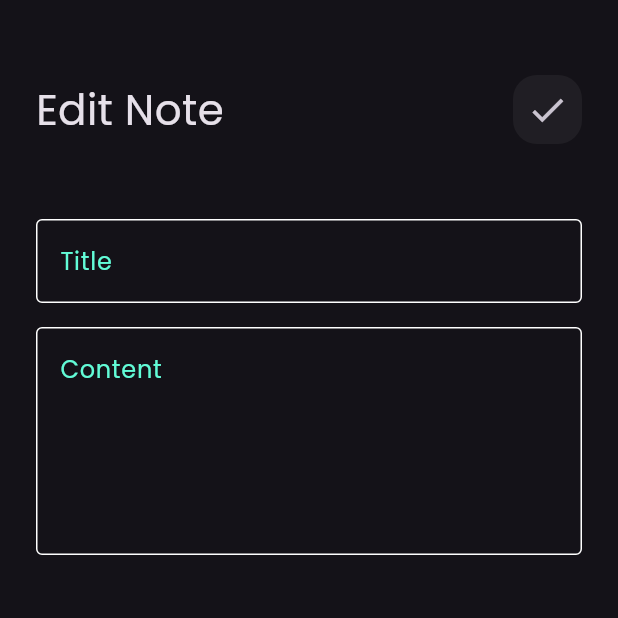
After one commit to samir-227/Note_App, a Flutter app: the screen it shows after launch, after a tap on "Flutter Tips", on a phone screen of 412 x 824 dp, the top half of it. The commit adds this screen. Run offline on Flutter 3.47's test engine with Material 3 defaults, Android fonts, the phone set to English and light mode, and no system bars; our stand-ins replace flutter_bloc, font_awesome_flutter, hive_flutter, modal_progress_hud_nsn; accounts and stored records are empty.

```diff
--- /dev/null
+++ b/lib/constants.dart
@@ -0,0 +1,4 @@
+import 'dart:ui';
+
+const kPrimaryColor = Color(0xff62FCD7);
+const kNotesBox = 'notes_box';
--- a/lib/main.dart
+++ b/lib/main.dart
@@ -1,7 +1,13 @@
 import 'package:flutter/material.dart';
+import 'package:hive_flutter/adapters.dart';
+import 'package:note_app/constants.dart';
+import 'package:note_app/modals/note_view_model.dart';
 import 'package:note_app/views/note_view.dart';
 
-void main() {
+void main() async {
+  await Hive.initFlutter();
+  await Hive.openBox<NoteViewModel>(kNotesBox);
+  Hive.registerAdapter<NoteViewModel>(NoteViewModelAdapter());
   runApp(const NoteApp());
 }
 
--- /dev/null
+++ b/lib/views/edit_note_view.dart
@@ -0,0 +1,13 @@
+import 'package:flutter/material.dart';
+import 'package:note_app/widgets/edit_note_view_body.dart';
+
+class EditNoteView extends StatelessWidget {
+  const EditNoteView({super.key});
+
+  @override
+  Widget build(BuildContext context) {
+    return Scaffold(
+      body: EditNoteViewBody(),
+    );
+  }
+}
--- a/lib/views/note_view.dart
+++ b/lib/views/note_view.dart
@@ -1,4 +1,6 @@
 import 'package:flutter/material.dart';
+import 'package:note_app/constants.dart';
+import 'package:note_app/widgets/custom_bottm_sheet.dart';
 import 'package:note_app/widgets/note_view_body.dart';
 
 class NoteView extends StatelessWidget {
@@ -8,6 +10,23 @@ class NoteView extends StatelessWidget {
   Widget build(BuildContext context) {
     return Scaffold(
       body: NoteViewBody(),
+      floatingActionButton: FloatingActionButton.small(
+          backgroundColor: kPrimaryColor,
+          shape:
+              RoundedRectangleBorder(borderRadius: BorderRadius.circular(100)),
+          child: Icon(
+            Icons.add,
+            color: Colors.black,
+          ),
+          onPressed: () {
+            showModalBottomSheet(
+                shape: RoundedRectangleBorder(
+                    borderRadius: BorderRadius.circular(16)),
+                context: context,
+                builder: (context) {
+                  return CustomBottomSheet();
+                });
+          }),
     );
   }
 }
--- a/lib/widgets/custom_note_item.dart
+++ b/lib/widgets/custom_note_item.dart
@@ -1,12 +1,22 @@
 import 'package:flutter/material.dart';
 import 'package:font_awesome_flutter/font_awesome_flutter.dart';
+import 'package:note_app/views/edit_note_view.dart';
 
 class CustomNoteItem extends StatelessWidget {
   const CustomNoteItem({super.key});
 
   @override
   Widget build(BuildContext context) {
-    return Container(
+    return GestureDetector(
+      onTap: () {
+        Navigator.push(
+          context,
+          MaterialPageRoute(
+            builder: ((context) => EditNoteView()),
+          ),
+        );
+      },
+      child: Container(
         decoration: BoxDecoration(
             color: Colors.orange, borderRadius: BorderRadius.circular(16)),
         padding: const EdgeInsets.only(top: 24, left: 16, bottom: 24),
@@ -53,6 +63,7 @@ class CustomNoteItem extends StatelessWidget {
             )
           ],
         ),
+      ),
     );
   }
 }
--- /dev/null
+++ b/lib/widgets/custom_text_field.dart
@@ -0,0 +1,45 @@
+import 'package:flutter/material.dart';
+import 'package:note_app/constants.dart';
+
+class CustomTextField extends StatelessWidget {
+  const CustomTextField({
+    super.key,
+    required this.hintText,
+    this.maxLines = 1,
+    this.onSaved,
+  });
+
+  final String hintText;
+  final Function(String?)? onSaved;
+  final int maxLines;
+  @override
+  Widget build(BuildContext context) {
+    return TextFormField(
+      onSaved: onSaved,
+      validator: (value) {
+        if (value?.isEmpty ?? true) {
+          return 'Field is required ';
+        } else {
+          return null;
+        }
+      },
+      textAlignVertical: TextAlignVertical.center,
+      maxLines: maxLines,
+      cursorColor: kPrimaryColor,
+      decoration: InputDecoration(
+          focusedBorder: const OutlineInputBorder(
+            borderSide: BorderSide(color: kPrimaryColor),
+          ),
+          enabledBorder: const OutlineInputBorder(
+            borderSide: BorderSide(color: Colors.white),
+          ),
+          border: const OutlineInputBorder(
+            borderRadius: BorderRadius.all(Radius.circular(8)),
+          ),
+          hintText: hintText,
+          hintStyle: const TextStyle(
+            color: kPrimaryColor,
+          )),
+    );
+  }
+}
--- /dev/null
+++ b/lib/widgets/edit_note_view_body.dart
@@ -0,0 +1,33 @@
+import 'package:flutter/material.dart';
+import 'package:note_app/widgets/custom_appbar.dart';
+import 'package:note_app/widgets/custom_text_field.dart';
+
+class EditNoteViewBody extends StatelessWidget {
+  const EditNoteViewBody({super.key});
+
+  @override
+  Widget build(BuildContext context) {
+    return Padding(
+      padding: const EdgeInsets.symmetric(horizontal: 24),
+      child: Column(
+        children: [
+          const SizedBox(
+            height: 50,
+          ),
+          const CustomAppBar(text: 'Edit Note', icon: Icons.check),
+          const SizedBox(
+            height: 50,
+          ),
+          CustomTextField(hintText: 'Title'),
+          const SizedBox(
+            height: 16,
+          ),
+          CustomTextField(
+            hintText: 'Content',
+            maxLines: 5,
+          ),
+        ],
+      ),
+    );
+  }
+}
--- a/pubspec.yaml
+++ b/pubspec.yaml
@@ -35,8 +35,14 @@ dependencies:
   # Use with the CupertinoIcons class for iOS style icons.
   cupertino_icons: ^1.0.6
   font_awesome_flutter: ^10.7.0
+  hive: ^2.2.3
+  hive_flutter: ^1.1.0
+  modal_progress_hud_nsn: ^0.5.1
+  flutter_bloc: ^8.1.6
 
 dev_dependencies:
+  hive_generator: ^2.0.0
+  build_runner: ^2.3.3
   flutter_test:
     sdk: flutter
 
```
Also changed, not shown: lib/assets/cubits/add_note_cubit/add_note_cubit.dart (added, +20 -0 lines), lib/assets/cubits/add_note_cubit/add_note_state.dart (added, +13 -0 lines), lib/modals/note_view_model.dart (added, +20 -0 lines), lib/widgets/custom_bottm_sheet.dart (added, +82 -0 lines), lib/widgets/custom_botton.dart (added, +32 -0 lines), lib/modals/note_view_model.g.dart (added), lib/widgets/add_note_form.dart (added), pubspec.lock, 1 other file. Lines whose indentation alone changed are shown as unchanged.
